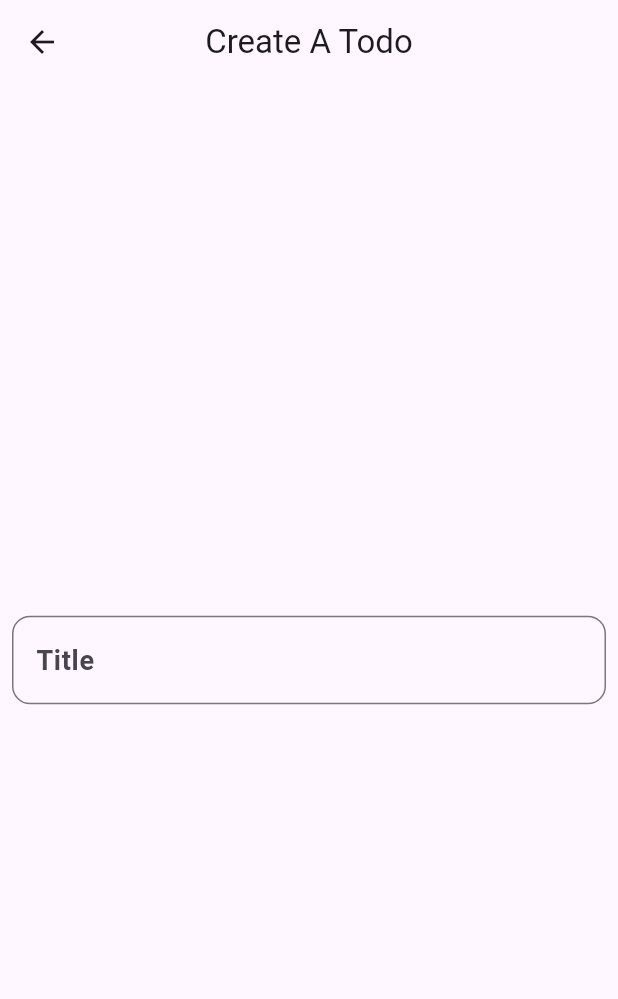
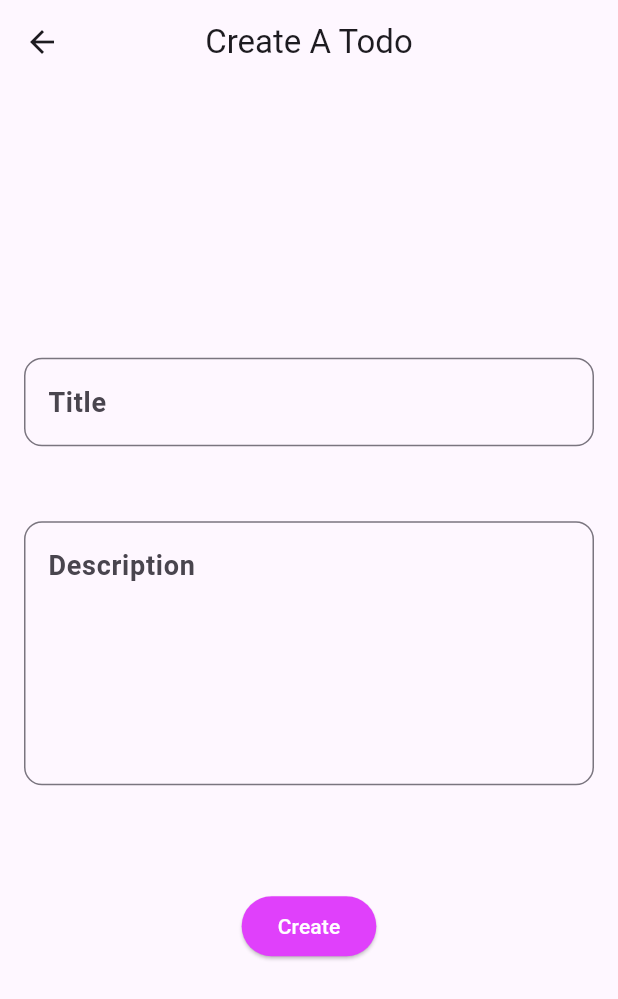
Before and after one commit to yussifm/meetUpsRepo, a Flutter app: the CreateScreen screen opened directly, on a phone screen of 412 x 824 dp. Shown: the top 999 px of the screen. Run offline on Flutter 3.47's test engine with Material 3 defaults, Android fonts, the phone set to English and light mode, and no system bars.

Commit message:
extracting input widgets

```diff
--- a/lib/screens/create_screen.dart
+++ b/lib/screens/create_screen.dart
@@ -1,4 +1,5 @@
 import 'package:flutter/material.dart';
+import 'package:todoapp/widgets/input_field_widget.dart';
 
 class CreateScreen extends StatefulWidget {
   const CreateScreen({super.key});
@@ -19,24 +20,39 @@ class _CreateScreenState extends State<CreateScreen> {
         title: const Text("Create A Todo"),
       ),
       body: Padding(
-        padding: const EdgeInsets.all(8.0),
+        padding: const EdgeInsets.all(16.0),
         child: Column(
           mainAxisAlignment: MainAxisAlignment.center,
           crossAxisAlignment: CrossAxisAlignment.center,
           children: [
-            TextFormField(
-              controller: titleTxtController,
-              style:const TextStyle(fontSize: 16, fontWeight: FontWeight.w500),
-
-              decoration: InputDecoration(
-
-                hintText: "Title",
-                hintStyle:const TextStyle(fontSize: 18, fontWeight: FontWeight.w700) ,
-                border: OutlineInputBorder(
-                  borderRadius: BorderRadius.circular(12),
+            InputFieldWidget(
+              titleTxtController: titleTxtController,
+              hintTxt: 'Title',
+            ),
+            const SizedBox(
+              height: 50,
+            ),
+            InputFieldWidget(
+              titleTxtController: descTxtController,
+              hintTxt: 'Description',
+              maxLine: 6,
+            ),
+            const SizedBox(
+              height: 70,
+            ),
+            ElevatedButton(
+              style: const ButtonStyle(
+                backgroundColor:
+                    WidgetStatePropertyAll<Color>(Colors.purpleAccent),
+              ),
+              onPressed: () {},
+              child: Text(
+                "Create",
+                style: TextStyle(
+                  color: Colors.white,
                 ),
               ),
-            ),
+            )
           ],
         ),
       ),
--- /dev/null
+++ b/lib/widgets/input_field_widget.dart
@@ -0,0 +1,29 @@
+import 'package:flutter/material.dart';
+
+class InputFieldWidget extends StatelessWidget {
+  const InputFieldWidget({
+    super.key,
+    required this.titleTxtController,
+    required this.hintTxt,
+    this.maxLine = 1,
+  });
+
+  final TextEditingController titleTxtController;
+  final String hintTxt;
+  final int maxLine;
+
+  @override
+  Widget build(BuildContext context) {
+    return TextFormField(
+      controller: titleTxtController,
+      maxLines: maxLine,
+      style: const TextStyle(fontSize: 16, fontWeight: FontWeight.w500),
+      decoration: InputDecoration(
+          hintText: hintTxt,
+          hintStyle: const TextStyle(fontSize: 18, fontWeight: FontWeight.w700),
+          border: OutlineInputBorder(
+            borderRadius: BorderRadius.circular(12),
+          )),
+    );
+  }
+}
```
Also changed, not shown: pubspec.lock.
